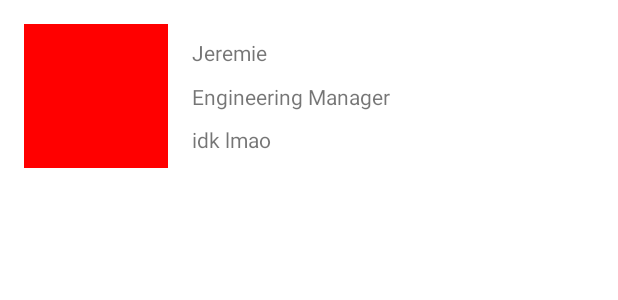
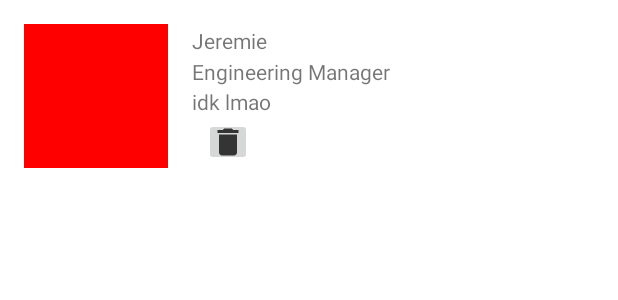
Before and after one commit to ericdecanini/MojoTeam, an Android app: the layout list_item_team_member.xml on its own in the app's theme, with its tools: preview values and no code run, on a phone screen of 412 x 824 dp. Shown: the top 300 px of the screen. Run offline under Robolectric (Android 15) with nearby library versions, the phone set to English and light mode, and no system bars.

Commit message:
US 4 - delete items implemented

```diff
--- a/app/src/main/java/com/ericthecoder/mojoteam/data/db/TeamDao.kt
+++ b/app/src/main/java/com/ericthecoder/mojoteam/data/db/TeamDao.kt
@@ -16,8 +16,8 @@ interface TeamDao {
     @Insert(onConflict = OnConflictStrategy.REPLACE)
     suspend fun insertAll(teamMembers: List<OfflineTeamMember>)
 
-    @Delete
-    suspend fun delete(teamMember: OfflineTeamMember)
+    @Query("DELETE FROM $TEAM_MEMBERS_TABLE_NAME WHERE name = :name AND position = :position")
+    suspend fun delete(name: String, position: String)
 
     @Query("DELETE FROM $TEAM_MEMBERS_TABLE_NAME")
     suspend fun deleteAll()
--- a/app/src/main/java/com/ericthecoder/mojoteam/ui/main/MainActivity.kt
+++ b/app/src/main/java/com/ericthecoder/mojoteam/ui/main/MainActivity.kt
@@ -2,6 +2,7 @@ package com.ericthecoder.mojoteam.ui.main
 
 import android.content.Intent
 import android.os.Bundle
+import android.widget.LinearLayout
 import androidx.appcompat.app.AppCompatActivity
 import com.ericthecoder.mojoteam.R
 import com.ericthecoder.mojoteam.entities.TeamMember
@@ -9,6 +10,7 @@ import com.ericthecoder.mojoteam.ui.newmember.NewMemberActivity
 import com.ericthecoder.mojoteam.ui.newmember.NewMemberViewModel
 import com.ericthecoder.mojoteam.ui.view.TeamMemberView
 import kotlinx.android.synthetic.main.activity_main.*
+import kotlinx.android.synthetic.main.list_item_team_member.view.*
 
 class MainActivity : AppCompatActivity() {
 
@@ -38,6 +40,9 @@ class MainActivity : AppCompatActivity() {
     private fun drawTeamList(teamMembers: List<TeamMember>) {
         teamMembers.forEach { teamMember ->
             val teamMemberView = TeamMemberView(this).apply { setData(teamMember) }
+            teamMemberView.delete_button.setOnClickListener {
+                viewModel.deleteTeamMember(teamMember)
+            }
             team_list.addView(teamMemberView)
         }
     }
--- a/app/src/main/java/com/ericthecoder/mojoteam/ui/main/MainViewModel.kt
+++ b/app/src/main/java/com/ericthecoder/mojoteam/ui/main/MainViewModel.kt
@@ -30,4 +30,9 @@ class MainViewModel(context: Context) : ViewModel() {
         val teamMembers = teamRepository.getTeamMembersOffline()
         teamMembersEmitter.value = teamMembers
     }
+
+    fun deleteTeamMember(teamMember: TeamMember) = viewModelScope.launch {
+        val newTeamMembers = teamRepository.deleteTeamMember(teamMember)
+        teamMembersEmitter.value = newTeamMembers
+    }
 }
--- a/app/src/main/java/com/ericthecoder/mojoteam/ui/newmember/NewMemberActivity.kt
+++ b/app/src/main/java/com/ericthecoder/mojoteam/ui/newmember/NewMemberActivity.kt
@@ -24,7 +24,7 @@ class NewMemberActivity : AppCompatActivity() {
         val teamMember = TeamMember(
             name.text.toString(),
             position.text.toString(),
-            location.text.toString(),
+            platform.text.toString(),
             profile_pic.text.toString()
         )
 
--- /dev/null
+++ b/app/src/main/res/drawable/ic_baseline_delete_24.xml
@@ -0,0 +1,5 @@
+<vector android:height="24dp" android:tint="#343434"
+    android:viewportHeight="24" android:viewportWidth="24"
+    android:width="24dp" xmlns:android="http://schemas.android.com/apk/res/android">
+    <path android:fillColor="@android:color/white" android:pathData="M6,19c0,1.1 0.9,2 2,2h8c1.1,0 2,-0.9 2,-2V7H6v12zM19,4h-3.5l-1,-1h-5l-1,1H5v2h14V4z"/>
+</vector>
--- a/app/src/main/res/layout/activity_new_member.xml
+++ b/app/src/main/res/layout/activity_new_member.xml
@@ -23,10 +23,10 @@
         android:inputType="text"/>
 
     <EditText
-        android:id="@+id/location"
+        android:id="@+id/platform"
         android:layout_width="match_parent"
         android:layout_height="wrap_content"
-        android:hint="Location"
+        android:hint="Platform"
         android:inputType="text"/>
 
     <EditText
--- a/app/src/main/res/layout/list_item_team_member.xml
+++ b/app/src/main/res/layout/list_item_team_member.xml
@@ -44,8 +44,18 @@
         android:layout_marginStart="16dp"
         app:layout_constraintStart_toEndOf="@id/profile_pic"
         app:layout_constraintTop_toBottomOf="@id/position"
+        app:layout_constraintBottom_toTopOf="@id/delete_button"
+        tools:text="idk lmao"/>
+
+    <ImageButton
+        android:id="@+id/delete_button"
+        android:layout_width="32dp"
+        android:layout_height="32dp"
+        android:layout_marginStart="24dp"
+        android:src="@drawable/ic_baseline_delete_24"
+        app:layout_constraintTop_toBottomOf="@id/platform"
         app:layout_constraintBottom_toBottomOf="parent"
-        tools:text="idk lmao"/>
+        app:layout_constraintStart_toEndOf="@id/profile_pic"/>
 
 
 </androidx.constraintlayout.widget.ConstraintLayout>
```
Also changed, not shown: app/src/main/java/com/ericthecoder/mojoteam/data/network/TeamRepository.kt (+9 -0 lines).
